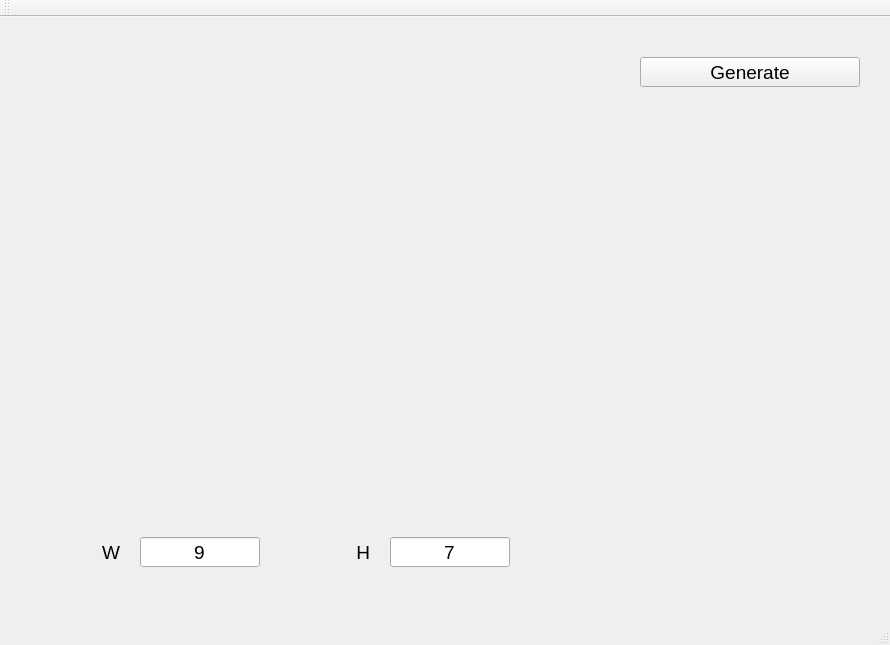
Qt form mainwindow.ui (Di0nisP/Zadacha_poiska_puti) before a commit.
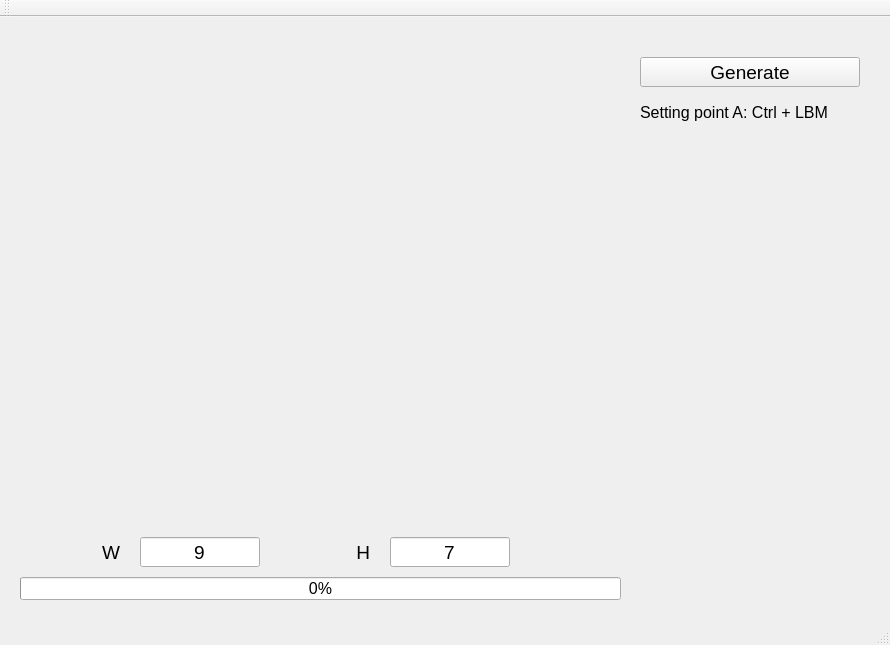
The same form after that commit.

What changed in the file:
```diff
--- a/mainwindow.ui
+++ b/mainwindow.ui
@@ -146,6 +146,46 @@
     </property>
     <layout class="QGridLayout" name="gridLayout"/>
    </widget>
+   <widget class="QLabel" name="label">
+    <property name="geometry">
+     <rect>
+      <x>640</x>
+      <y>80</y>
+      <width>221</width>
+      <height>31</height>
+     </rect>
+    </property>
+    <property name="font">
+     <font>
+      <family>MS Shell Dlg 2</family>
+      <pointsize>12</pointsize>
+     </font>
+    </property>
+    <property name="text">
+     <string>Setting point A: Ctrl + LBM</string>
+    </property>
+   </widget>
+   <widget class="QProgressBar" name="progressBar">
+    <property name="geometry">
+     <rect>
+      <x>20</x>
+      <y>560</y>
+      <width>601</width>
+      <height>23</height>
+     </rect>
+    </property>
+    <property name="font">
+     <font>
+      <pointsize>12</pointsize>
+     </font>
+    </property>
+    <property name="whatsThis">
+     <string>&lt;html&gt;&lt;head/&gt;&lt;body&gt;&lt;p&gt;Maze analysis...&lt;/p&gt;&lt;/body&gt;&lt;/html&gt;</string>
+    </property>
+    <property name="value">
+     <number>0</number>
+    </property>
+   </widget>
   </widget>
   <widget class="QMenuBar" name="menuBar">
    <property name="geometry">
```
